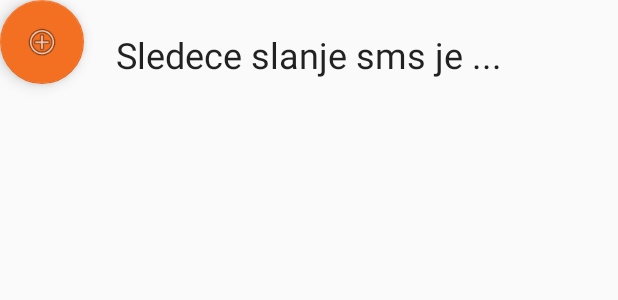
After one commit to Kursulla/smshelp, an Android app: the layout home_incl_content.xml on its own in the app's theme, with its tools: preview values and no code run, on a phone screen of 412 x 824 dp. The commit adds this screen. Shown: the top 300 px of the screen. Run offline under Robolectric (Android 15) with nearby library versions, the phone set to English and light mode, and no system bars.

Commit message:
Refactored logic behind layout and now we inflate content layouts on each page

```diff
--- a/app/src/main/java/com/eutechpro/smshelp/Model.kt
+++ b/app/src/main/java/com/eutechpro/smshelp/home/Model.kt
@@ -1,4 +1,4 @@
-package com.eutechpro.smshelp
+package com.eutechpro.smshelp.home
 
 import com.eutechpro.smshelp.persistance.Persistence
 import com.eutechpro.smshelp.scheduler.AlarmScheduler
@@ -11,7 +11,7 @@ import java.util.*
 
 internal open class Model(val persistence: Persistence, val smsScheduler: AlarmScheduler) : Mvp.Model, AnkoLogger {
     private val SMS_NUMBER = "1234"
-    private val isScheduledStream:PublishSubject<Boolean>  = PublishSubject.create()
+    private val isScheduledStream: PublishSubject<Boolean> = PublishSubject.create()
 
 
     override fun nextScheduledDateStream(): Observable<Date> {
--- a/app/src/main/res/drawable/side_nav_bar.xml
+++ b/app/src/main/res/drawable/side_nav_bar.xml
@@ -3,9 +3,9 @@
     >
     <gradient
         android:angle="135"
-        android:centerColor="#009688"
-        android:endColor="#00695C"
-        android:startColor="#4DB6AC"
+        android:endColor="#572393"
+        android:centerColor="#7c40c1"
+        android:startColor="#9555df"
         android:type="linear"
         />
 </shape>
--- /dev/null
+++ b/app/src/main/res/layout/home_incl_content.xml
@@ -0,0 +1,33 @@
+<?xml version="1.0" encoding="utf-8"?>
+<android.support.constraint.ConstraintLayout
+    xmlns:android="http://schemas.android.com/apk/res/android"
+    xmlns:app="http://schemas.android.com/apk/res-auto"
+    xmlns:tools="http://schemas.android.com/tools"
+    android:layout_width="match_parent"
+    android:layout_height="match_parent"
+    app:layout_behavior="@string/appbar_scrolling_view_behavior"
+    >
+
+    <TextView
+        android:id="@+id/status_message"
+        android:layout_width="wrap_content"
+        android:layout_height="wrap_content" android:layout_marginLeft="8dp" android:layout_marginRight="8dp"
+        android:layout_marginTop="20dp"
+        android:lineSpacingExtra="8sp"
+        android:lines="3"
+        android:textAppearance="@style/TextAppearance.AppCompat.Headline"
+        app:layout_constraintLeft_toLeftOf="parent" app:layout_constraintRight_toRightOf="parent"
+        app:layout_constraintTop_toTopOf="parent"
+        tools:text="Sledece slanje sms je ..."
+        android:textAlignment="center"
+        />
+
+    <android.support.design.widget.FloatingActionButton
+        android:id="@+id/fab"
+        android:layout_width="wrap_content"
+        android:layout_height="wrap_content"
+        android:layout_margin="@dimen/fab_margin"
+        app:srcCompat="@android:drawable/ic_menu_add"
+        tools:layout_editor_absoluteY="409dp" tools:layout_editor_absoluteX="285dp"
+        />
+</android.support.constraint.ConstraintLayout>
```
Also changed, not shown: app/src/main/java/com/eutechpro/smshelp/BaseActivity.kt (added, +59 -0 lines), app/src/main/java/com/eutechpro/smshelp/MainActivity.kt (deleted, +0 -123 lines), app/src/main/java/com/eutechpro/smshelp/home/HomeActivity.kt (added, +78 -0 lines), app/src/main/java/com/eutechpro/smshelp/home/Mvp.kt (renamed from app/src/main/java/com/eutechpro/smshelp/Mvp.kt, +5 -6 lines), app/src/main/java/com/eutechpro/smshelp/home/Presenter.kt (renamed from app/src/main/java/com/eutechpro/smshelp/Presenter.kt, +5 -7 lines), app/src/main/res/layout/activity_main.xml (deleted, +0 -29 lines), app/src/main/res/layout/app_bar_main.xml (deleted, +0 -38 lines), app/src/main/res/layout/drawer_activity.xml (added, +53 -0 lines), app/src/main/res/menu/left_drawer.xml (renamed from app/src/main/res/menu/activity_main_drawer.xml).
